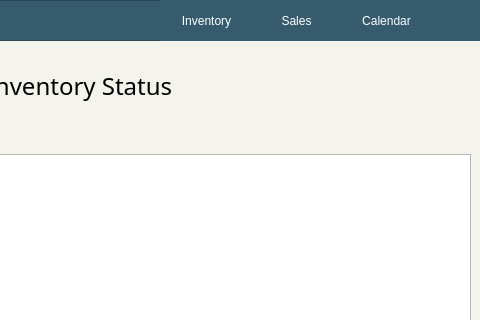
This is inventory.ui in ongchangco/Economystique2 as Qt 5 draws it before an edit; both pictures show x 320 to 800 and y 0 to 320 of the 800 by 600 pixel window. The edited form follows.
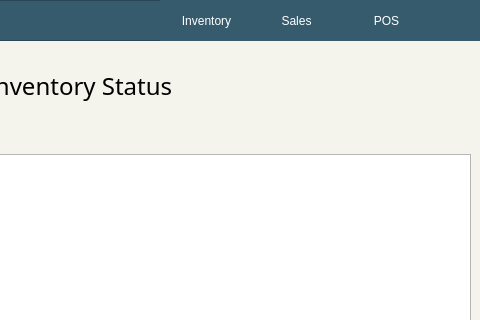
This is the edited form. Icons and pictures are not drawn.

Commit message: TBC: Changed some UIs from Calendar to POS

Patch:
```diff
--- a/inventory.ui
+++ b/inventory.ui
@@ -99,7 +99,7 @@
 </string>
     </property>
     <property name="text">
-     <string>Calendar</string>
+     <string>POS</string>
     </property>
    </widget>
    <widget class="QPushButton" name="btnAccount">
```
Left out of the diff: 2 changed lines with no effect on the pictures. The commit also changes 5 other files.
